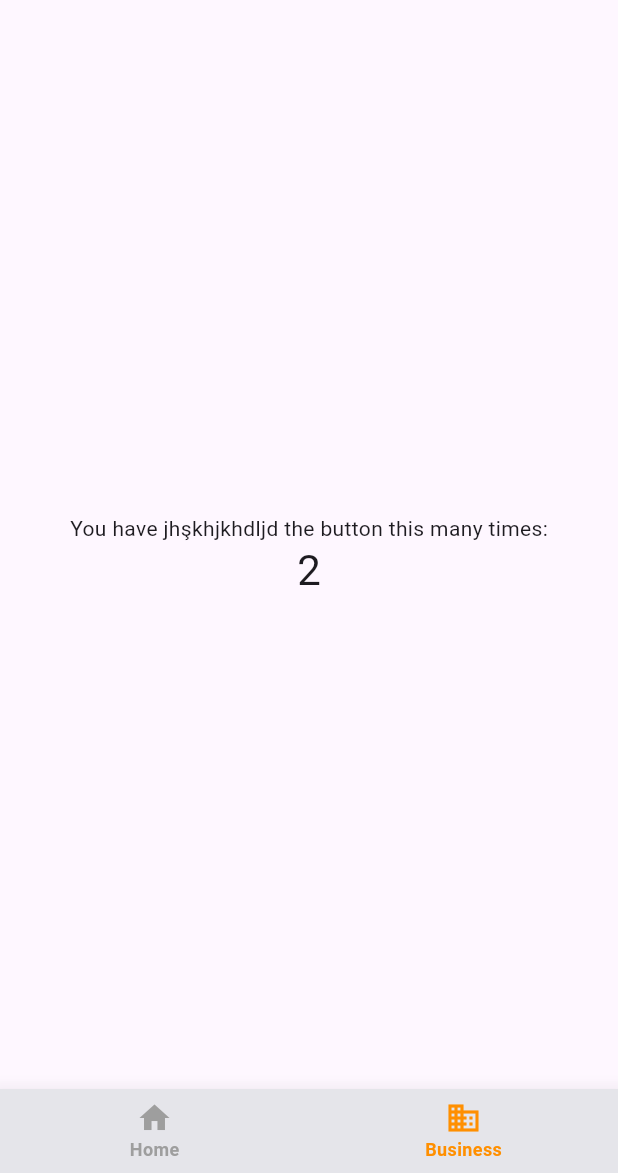
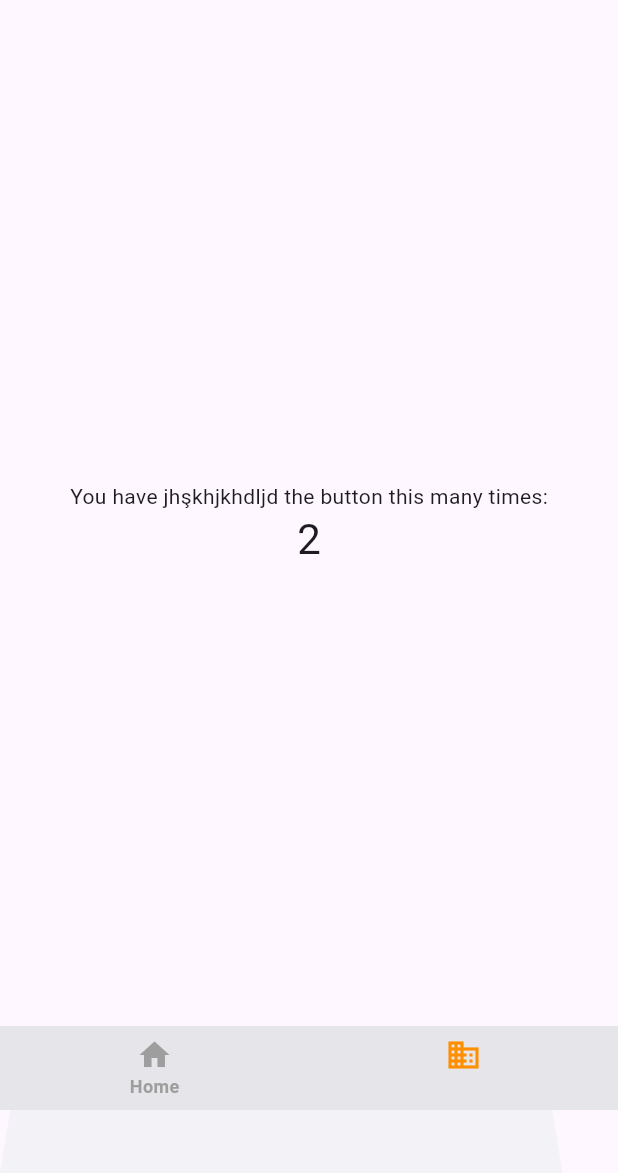
Before and after one commit to onurcankurum/dog_app, a Flutter app: the screen it shows after launch, item 2 of the bottom bar chosen, on a phone screen of 412 x 824 dp, the part 63-1236 px from its top. Run offline on Flutter 3.47's test engine with Material 3 defaults, Android fonts, the phone set to English and light mode, and no system bars; our stand-ins replace dio, flutter_svg, pretty_dio_logger.

```diff
--- /dev/null
+++ b/lib/core/enums/svg_enums.dart
@@ -0,0 +1,10 @@
+enum SvgEnums {
+  bottomNavigationBarBackground;
+
+  String get path {
+    switch (this) {
+      case SvgEnums.bottomNavigationBarBackground:
+        return 'assets/svg/bottom_navigation_bar_background.svg';
+    }
+  }
+}
--- a/lib/screens/bottom_navigation_group/bottom_navigation_group_page.dart
+++ b/lib/screens/bottom_navigation_group/bottom_navigation_group_page.dart
@@ -1,5 +1,7 @@
+import 'package:dog_app/core/enums/svg_enums.dart';
 import 'package:dog_app/core/navigation/navigation/navigation_constants.dart';
 import 'package:flutter/material.dart';
+import 'package:flutter_svg/flutter_svg.dart';
 
 import '../../core/theme/color.dart';
 import '../mixin/base_view.dart';
@@ -32,8 +34,13 @@ class _BottomNavigationGroupPageState extends State<BottomNavigationGroupPage> {
 
   @override
   Widget build(BuildContext context) {
-    var myBottomNavigationBar = BottomNavigationBar(
-      elevation: 12,
+    var myBottomNavigationBar = Stack(
+      children: [
+        SvgPicture.asset(SvgEnums.bottomNavigationBarBackground.path,
+            semanticsLabel: 'A red up arrow'),
+        BottomNavigationBar(
+          showSelectedLabels: false,
+          elevation: 0,
           type: BottomNavigationBarType.fixed,
           items: const <BottomNavigationBarItem>[
             BottomNavigationBarItem(
@@ -48,6 +55,8 @@ class _BottomNavigationGroupPageState extends State<BottomNavigationGroupPage> {
           currentIndex: _selectedIndex,
           selectedItemColor: Colors.amber[800],
           onTap: _onItemTapped,
+        ),
+      ],
     );
     return Scaffold(
       appBar: AppBar(
--- a/pubspec.yaml
+++ b/pubspec.yaml
@@ -15,6 +15,7 @@ dependencies:
   cupertino_icons: ^1.0.2
   dio: ^5.4.0
   pretty_dio_logger: ^1.3.1
+  flutter_svg: ^2.0.9
 
 dev_dependencies:
   flutter_test:
@@ -24,3 +25,6 @@ dev_dependencies:
 
 flutter:
   uses-material-design: true
+
+  assets:
+    - assets/svg/
```
Also changed, not shown: assets/svg/bottom_navigation_bar_background.svg (added), pubspec.lock. Lines whose indentation alone changed are shown as unchanged.
